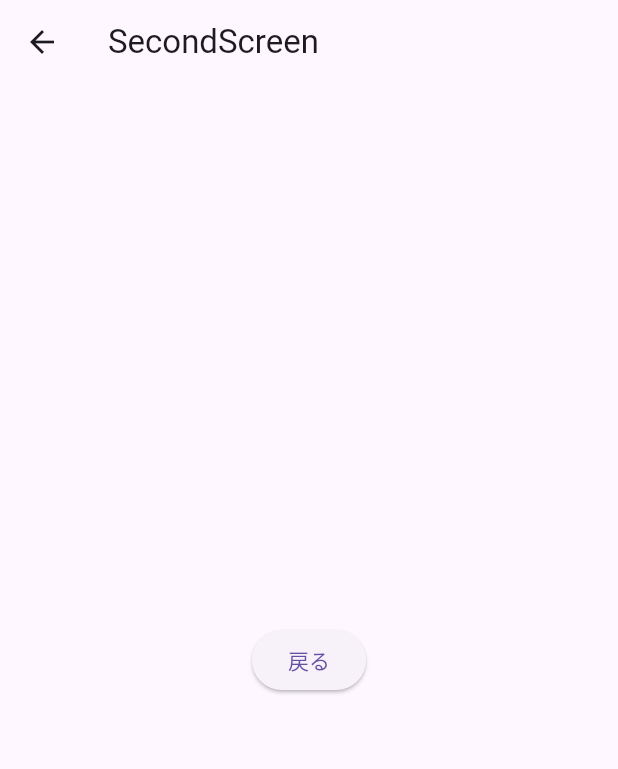
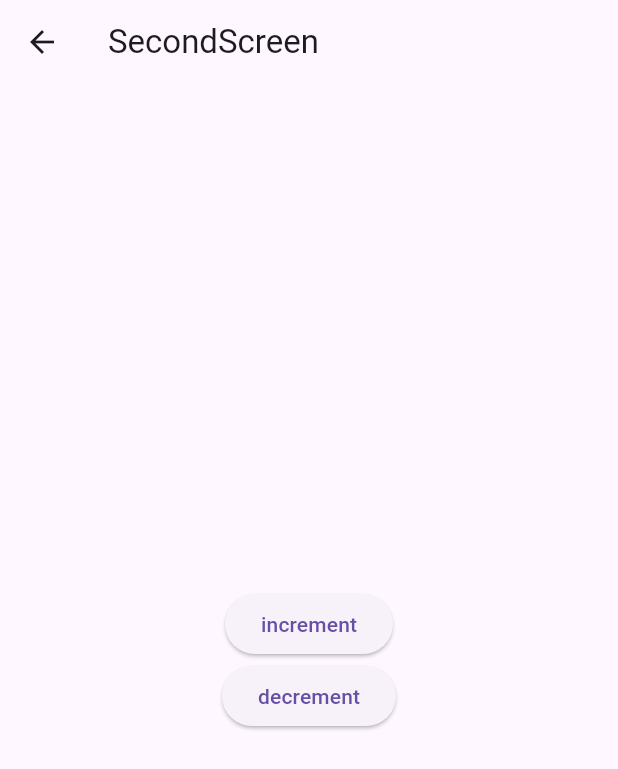
Before and after one commit to IkumiKanata/flutter-playground, a Flutter app: the FirstScreen screen opened directly, after a tap on "Go to Second Screen", on a phone screen of 412 x 824 dp. Shown: the top 769 px of the screen. Run offline on Flutter 3.47's test engine with Material 3 defaults, Android fonts, the phone set to English and light mode, and no system bars; our stand-ins replace flutter_svg; generated files the repository leaves out were written again.

Commit message:
send state to a different screen

```diff
--- a/lib/Navigator/first_screen.dart
+++ b/lib/Navigator/first_screen.dart
@@ -7,8 +7,17 @@ void main() {
   ));
 }
 
-class FirstScreen extends StatelessWidget {
+class FirstScreen extends StatefulWidget {
   const FirstScreen({super.key});
+
+  @override
+  State<StatefulWidget> createState() {
+    return _FirstScreenState();
+  }
+}
+
+class _FirstScreenState extends State<FirstScreen> {
+  int _number = 0;
 
   @override
   Widget build(BuildContext context) {
@@ -17,16 +26,28 @@ class FirstScreen extends StatelessWidget {
           title: const Text('FirstScreen'),
         ),
         body: Center(
-        child: ElevatedButton(
+          child: Column(
+            mainAxisAlignment: MainAxisAlignment.center,
+            crossAxisAlignment: CrossAxisAlignment.center,
+            children: [
+              Text('number = $_number'),
+              ElevatedButton(
                 child: const Text('Go to Second Screen'),
-          onPressed: () {
-            final NavigatorState navigator = Navigator.of(context);
-            final route =
-                MaterialPageRoute(builder: (context) => const SecondScreen());
-            navigator.push(route);
+                onPressed: () async {
+                  final newNumber = await Navigator.of(context).push<int>(
+                    MaterialPageRoute(
+                      builder: (_) => SecondScreen(number: _number),
+                    ),
+                  );
+                  setState(() {
+                    if (newNumber != null) {
+                      _number = newNumber;
+                    }
+                  });
                 },
               ),
+            ],
           ),
-    );
+        ));
   }
 }
--- a/lib/Navigator/second_screen.dart
+++ b/lib/Navigator/second_screen.dart
@@ -1,7 +1,10 @@
 import 'package:flutter/material.dart';
 
 class SecondScreen extends StatelessWidget {
-  const SecondScreen({super.key});
+  const SecondScreen({super.key, required this.number});
+
+  final int number;
+
   @override
   Widget build(BuildContext context) {
     return Scaffold(
@@ -9,13 +12,20 @@ Widget build(BuildContext context) {
           title: const Text('SecondScreen'),
         ),
         body: Center(
-      child: ElevatedButton(
-        child: const Text('戻る'),
+          child: Column(mainAxisAlignment: MainAxisAlignment.center, children: [
+            ElevatedButton(
+              child: const Text('increment'),
               onPressed: () {
-          Navigator.of(context).pop();
+                Navigator.of(context).pop(number + 1);
               },
             ),
+            ElevatedButton(
+              child: const Text('decrement'),
+              onPressed: () {
+                Navigator.of(context).pop(number - 1);
+              },
             ),
-  );
+          ]),
+        ));
   }
 }
```
Lines whose indentation alone changed are shown as unchanged.
